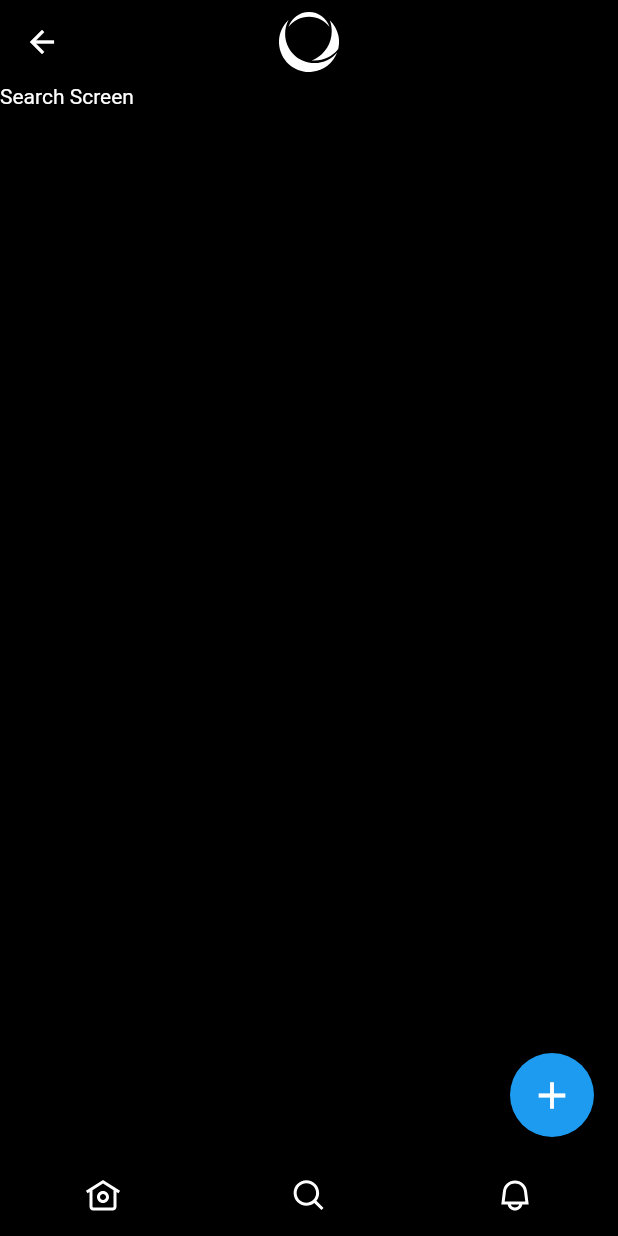
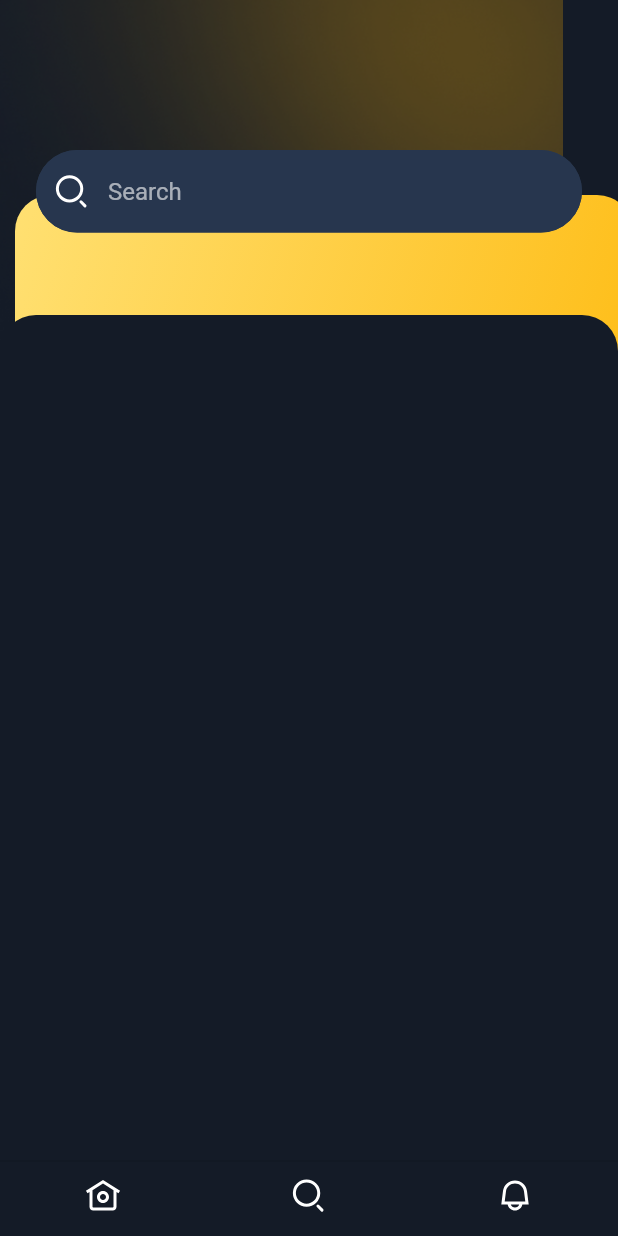
Before and after one commit to fhihung/PTTKTPM_N01_Project_1_PhenikaaCampus, a Flutter app: the HomeView screen opened directly, item 2 of the bottom bar chosen, on a phone screen of 412 x 824 dp. Run offline on Flutter 3.47's test engine with Material 2 defaults, Android fonts, the phone set to English and light mode, and no system bars; our stand-ins replace appwrite, carousel_slider, flutter_riverpod, flutter_svg, fpdart, image_picker; missing offline and left inert: image_picker_android, image_picker_platform_interface; network calls fail; statements that could not run were skipped.

Commit message:
update ui explore screen

```diff
--- a/phenikaa_campus/lib/common/loading_page.dart
+++ b/phenikaa_campus/lib/common/loading_page.dart
@@ -3,7 +3,7 @@ import 'dart:async';
 import 'package:flutter/material.dart';
 
 class Loader extends StatefulWidget {
-  const Loader();
+  const Loader({super.key});
 
   @override
   _LoaderState createState() => _LoaderState();
--- a/phenikaa_campus/lib/constants/assets_constants.dart
+++ b/phenikaa_campus/lib/constants/assets_constants.dart
@@ -1,5 +1,6 @@
 class AssetsConstants {
   static const String _svgsPath = 'assets/svgs';
+  static const String _pngPath = 'assets/png';
   static const String twitterLogo = '$_svgsPath/twitter_logo.svg';
   static const String homeFilledIcon = '$_svgsPath/home_filled.svg';
   static const String homeOutlinedIcon = '$_svgsPath/home_outlined.svg';
@@ -16,4 +17,6 @@ class AssetsConstants {
   static const String viewsIcon = '$_svgsPath/views.svg';
   static const String verifiedIcon = '$_svgsPath/verified.svg';
   static const String phenikaaLogo = '$_svgsPath/phenikaa_logo.svg';
+  static const String profileIcon = '$_svgsPath/profile.svg';
+  static const String darkBlur = '$_pngPath/dark_blur_ornament.png';
 }
--- /dev/null
+++ b/phenikaa_campus/lib/constants/text.dart
@@ -0,0 +1,2 @@
+String search = "Search";
+String fullName = "Full Name";
--- a/phenikaa_campus/lib/constants/ui_constant.dart
+++ b/phenikaa_campus/lib/constants/ui_constant.dart
@@ -1,6 +1,7 @@
 import 'package:flutter/material.dart';
 import 'package:flutter_svg/svg.dart';
 import 'package:phenikaa_campus/constants/assets_constants.dart';
+import 'package:phenikaa_campus/features/explore/view/explore_view.dart';
 import 'package:phenikaa_campus/features/tweet/widgets/tweet_list.dart';
 import 'package:phenikaa_campus/theme/pallete.dart';
 
@@ -18,14 +19,10 @@ class UIConstants {
   }
 
   static List<Widget> bottomTabBarPages = [
-<<<<<<< Updated upstream
-    TweetList(),
-    Text("Search Screen"),
-    Text("Notification Screen"),
-=======
-    const Text("Feed Screen"),
-    const Text("Search Screen"),
+    // const Text("Feed Screen"),
+    const TweetList(),
+    // const Text("Search Screen"),
+    const ExploreView(),
     const Text("Notification Screen"),
->>>>>>> Stashed changes
   ];
 }
--- /dev/null
+++ b/phenikaa_campus/lib/features/explore/view/explore_view.dart
@@ -0,0 +1,88 @@
+import 'package:flutter/material.dart';
+import 'package:flutter_riverpod/flutter_riverpod.dart';
+import 'package:flutter_svg/svg.dart';
+import 'package:phenikaa_campus/constants/constants.dart';
+import 'package:phenikaa_campus/theme/pallete.dart';
+
+import '../../../constants/text.dart';
+import '../widget/text_form_field_custom.dart';
+
+class ExploreView extends ConsumerStatefulWidget {
+  const ExploreView({super.key});
+
+  @override
+  ConsumerState<ConsumerStatefulWidget> createState() => _ExploreViewState();
+}
+
+class _ExploreViewState extends ConsumerState<ExploreView> {
+  @override
+  Widget build(BuildContext context) {
+    Size size = MediaQuery.of(context).size;
+    return Scaffold(
+      backgroundColor: Pallete.backgroundColor,
+      body: SizedBox(
+        width: size.width,
+        height: size.height,
+        child: Stack(
+          children: [
+            // Layer 1: Background Image
+            Positioned(
+              top: 0,
+              left: 0,
+              child: Image.asset(AssetsConstants.darkBlur),
+            ),
+            Positioned(
+              top: 130.0,
+              child: Container(
+                margin: EdgeInsets.symmetric(
+                  horizontal: 10.0,
+                ),
+                width: size.width,
+                height: 120,
+                decoration: BoxDecoration(
+                  gradient: Pallete.cardColor,
+                  borderRadius: BorderRadius.circular(24.0),
+                ),
+              ),
+            ),
+            // Layer 2: Column with TextFormFieldCustom
+            Column(
+              children: [
+                Container(
+                  margin: EdgeInsets.symmetric(vertical: 100),
+                  child: TextFormFieldCustom(
+                    prefixIcon: SvgPicture.asset(
+                      AssetsConstants.searchIcon,
+                      height: 5,
+                      width: 5,
+                      fit: BoxFit.scaleDown,
+                      colorFilter: const ColorFilter.mode(
+                        Pallete.whiteColor,
+                        BlendMode.srcIn,
+                      ),
+                    ),
+                    hintText: search,
+                    fillColor: Pallete.textformfieldColor,
+                  ),
+                ),
+
+                // Layer 3: Container with Background Color
+              ],
+            ),
+            Positioned(
+              top: 210.0,
+              child: Container(
+                width: size.width,
+                height: size.height - 200.0,
+                decoration: BoxDecoration(
+                  color: Pallete.backgroundColor,
+                  borderRadius: BorderRadius.circular(24.0),
+                ),
+              ),
+            ),
+          ],
+        ),
+      ),
+    );
+  }
+}
--- /dev/null
+++ b/phenikaa_campus/lib/features/explore/widget/text_form_field_custom.dart
@@ -0,0 +1,47 @@
+// ignore_for_file: public_member_api_docs, sort_constructors_first
+import 'package:flutter/material.dart';
+import 'package:flutter_svg/flutter_svg.dart';
+
+import '../../../theme/theme.dart';
+
+class TextFormFieldCustom extends StatelessWidget {
+  final String hintText;
+  final Color fillColor;
+  final SvgPicture prefixIcon;
+
+  const TextFormFieldCustom({
+    Key? key,
+    required this.hintText,
+    required this.fillColor,
+    required this.prefixIcon,
+  }) : super(key: key);
+
+  @override
+  Widget build(BuildContext context) {
+    return Container(
+      margin: EdgeInsets.symmetric(horizontal: 24),
+      decoration: BoxDecoration(borderRadius: BorderRadius.circular(20)),
+      child: TextFormField(
+        decoration: InputDecoration(
+          contentPadding: EdgeInsets.fromLTRB(20, 16, 16, 20),
+          prefixIcon: prefixIcon,
+          hintText: hintText,
+          fillColor: fillColor,
+          filled: true,
+          focusedBorder: OutlineInputBorder(
+            borderRadius: BorderRadius.circular(25.0),
+            borderSide: BorderSide(
+              color: fillColor,
+            ),
+          ),
+          enabledBorder: OutlineInputBorder(
+            borderRadius: BorderRadius.circular(30.0),
+            borderSide: BorderSide(
+              color: fillColor,
+            ),
+          ),
+        ),
+      ),
+    );
+  }
+}
--- a/phenikaa_campus/lib/features/home/view/home_view.dart
+++ b/phenikaa_campus/lib/features/home/view/home_view.dart
@@ -33,16 +33,18 @@ class _HomeViewState extends State<HomeView> {
   @override
   Widget build(BuildContext context) {
     return Scaffold(
-      appBar: appBar,
+      appBar: _page == 0 ? appBar : null,
       body: IndexedStack(index: _page, children: UIConstants.bottomTabBarPages),
-      floatingActionButton: FloatingActionButton(
+      floatingActionButton: _page == 0
+          ? FloatingActionButton(
               onPressed: onCreateTweet,
               child: const Icon(
                 Icons.add,
                 color: Pallete.whiteColor,
                 size: 30,
               ),
-      ),
+            )
+          : null,
       bottomNavigationBar: CupertinoTabBar(
           currentIndex: _page,
           onTap: onPageChange,
--- a/phenikaa_campus/lib/main.dart
+++ b/phenikaa_campus/lib/main.dart
@@ -1,7 +1,6 @@
 import 'package:flutter/material.dart';
 import 'package:flutter_riverpod/flutter_riverpod.dart';
 import 'package:phenikaa_campus/common/common.dart';
-import 'package:phenikaa_campus/common/error_page.dart';
 import 'package:phenikaa_campus/features/auth/controller/auth_controller.dart';
 import 'package:phenikaa_campus/features/auth/view/login_view.dart';
 import 'package:phenikaa_campus/features/auth/view/signup_view.dart';
--- a/phenikaa_campus/lib/theme/pallete.dart
+++ b/phenikaa_campus/lib/theme/pallete.dart
@@ -1,10 +1,19 @@
 import 'package:flutter/material.dart';
 
 class Pallete {
-  static const Color backgroundColor = Colors.black;
+  static const Color backgroundColor = Color.fromRGBO(20, 27, 39, 1);
+  static const Color secondaryColor = Color.fromRGBO(29, 40, 58, 1);
   static const Color searchBarColor = Color.fromRGBO(32, 35, 39, 1);
   static const Color blueColor = Color.fromRGBO(29, 155, 240, 1);
-  static const Color whiteColor = Colors.white;
+  static const Color whiteColor = Color.fromRGBO(255, 255, 255, 1);
   static const Color greyColor = Colors.grey;
   static const Color redColor = Color.fromRGBO(249, 25, 127, 1);
+  static const Color textformfieldColor = Color.fromRGBO(39, 54, 78, 1);
+
+  //Linear Gradient
+  static const LinearGradient cardColor = LinearGradient(
+    begin: Alignment.topLeft,
+    end: Alignment.bottomRight,
+    colors: [Color(0xffFFE072), Color(0xffFEBE19)],
+  );
 }
--- a/phenikaa_campus/pubspec.yaml
+++ b/phenikaa_campus/pubspec.yaml
@@ -66,6 +66,7 @@ flutter:
   # To add assets to your application, add an assets section, like this:
   assets:
     - assets/svgs/
+    - assets/png/
   #   - images/a_dot_burr.jpeg
   #   - images/a_dot_ham.jpeg
 
```
Also changed, not shown: phenikaa_campus/assets/png/dark_blur_ornament.png (added), phenikaa_campus/assets/svgs/dark_blur.svg (added), phenikaa_campus/assets/svgs/profile.svg (added), phenikaa_campus/assets/svgs/search.svg, 2 other files. Lines whose indentation alone changed are shown as unchanged.
